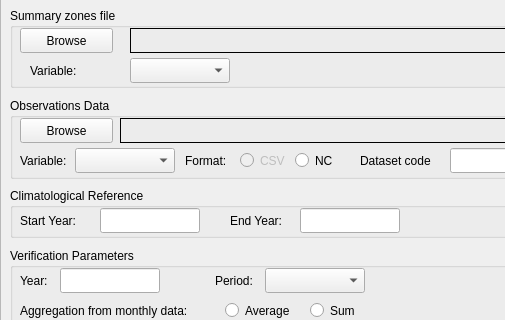
sadccsc/cft, file verification.ui: the form before one commit; both pictures show x 0 to 505 and y 142 to 462 of the 957 by 695 pixel window.
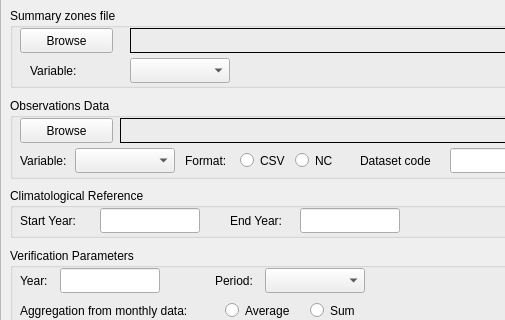
The form after the commit. Icons and pictures are not drawn.

Diff of the .ui file:
```diff
--- a/verification.ui
+++ b/verification.ui
@@ -276,7 +276,7 @@
       </widget>
       <widget class="QRadioButton" name="obsFileFormatCsv">
        <property name="enabled">
-        <bool>false</bool>
+        <bool>true</bool>
        </property>
        <property name="geometry">
         <rect>
```
Left out of the diff: 16 changed lines with no effect on the pictures.
